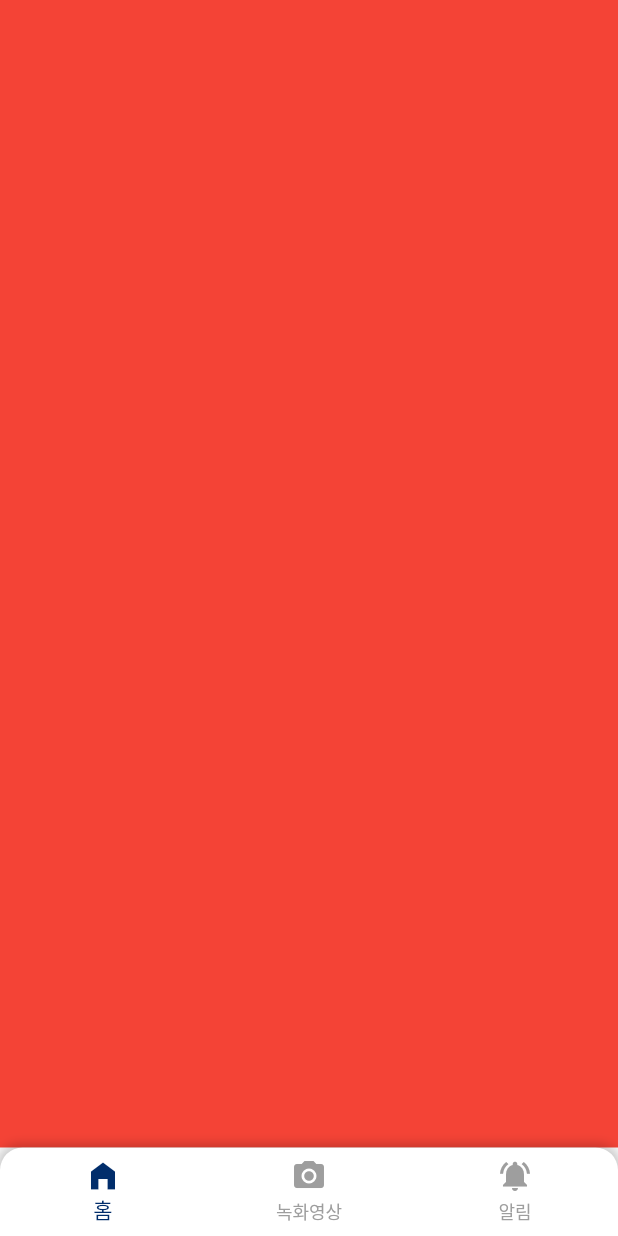
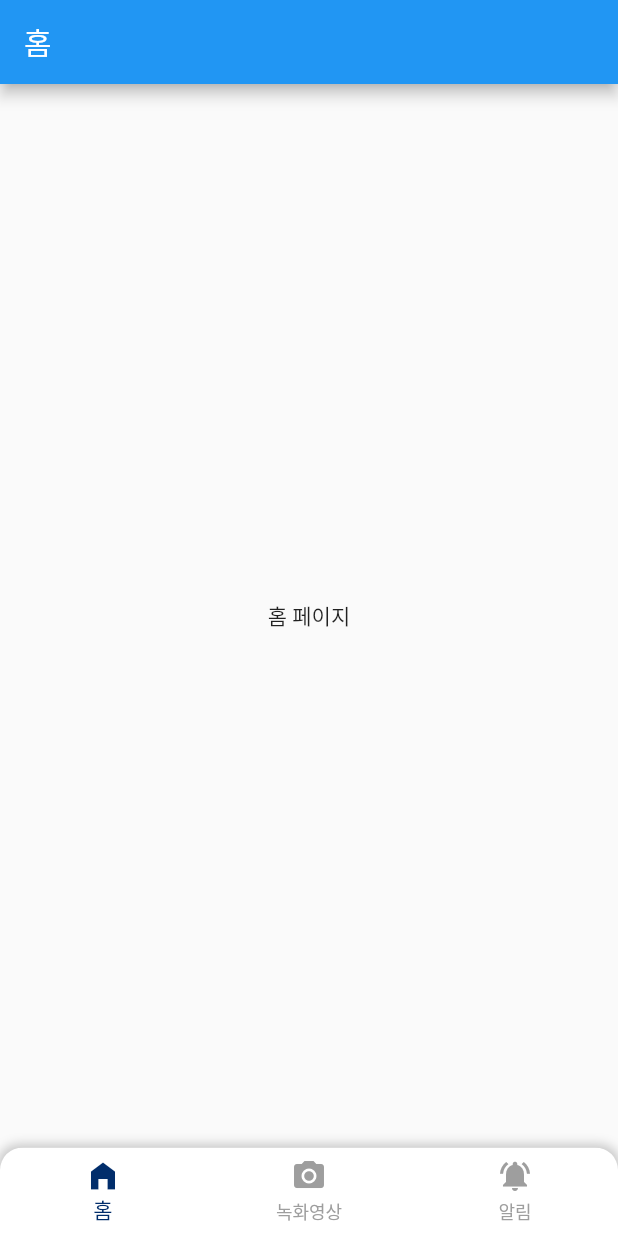
Before and after one commit to hdddhdd/2023ESWContest_mobility_6043, a Flutter app: the screen it shows after launch, on a phone screen of 412 x 824 dp. Run offline on Flutter 3.47's test engine with Material 2 defaults, Android fonts, the phone set to English and light mode, and no system bars.

Commit message:
Feat: 각 페이지별 전환 구현

```diff
--- a/WhyCARno/lib/main.dart
+++ b/WhyCARno/lib/main.dart
@@ -1,5 +1,8 @@
 import 'package:flutter/material.dart';
 import 'bottom_nav.dart';
+import "pages/home.dart";
+import "pages/records.dart";
+import "pages/notifications.dart";
 
 void main() => runApp(MyApp());
 
@@ -22,15 +25,9 @@ class _MyHomePageState extends State<MyHomePage> {
   int _currentIndex = 0;
 
   final List<Widget> _pages = [
-    Container(
-      color: Colors.red,
-    ),
-    Container(
-      color: Colors.green,
-    ),
-    Container(
-      color: Colors.blue,
-    ),
+    Home(),
+    Records(),
+    Notifications()
   ];
 
   void _onTabTapped(int index) {
--- /dev/null
+++ b/WhyCARno/lib/pages/home.dart
@@ -0,0 +1,13 @@
+import "package:flutter/material.dart";
+
+class Home extends StatelessWidget {
+  @override
+  Widget build(BuildContext context) {
+    return Scaffold(
+      appBar: AppBar(
+        title: Text("홈"),
+      ),
+      body: Center(child: Text("홈 페이지")),
+    );
+  }
+}
```
Also changed, not shown: WhyCARno/lib/pages/notifications.dart (added, +15 -0 lines), WhyCARno/lib/pages/records.dart (added, +13 -0 lines).
